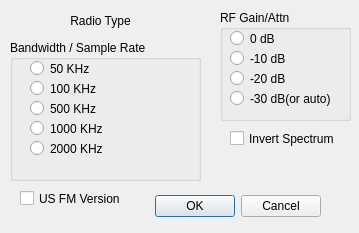
The window that winforms/sdrsetupdlg.ui (rafael2k/CuteSDR) describes before a commit, drawn with Qt 5.
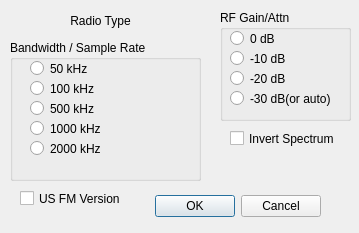
The same window after the commit.

What changed in the file:
```diff
--- a/winforms/sdrsetupdlg.ui
+++ b/winforms/sdrsetupdlg.ui
@@ -60,7 +60,7 @@
      </rect>
     </property>
     <property name="text">
-     <string>500 KHz</string>
+     <string>500 kHz</string>
     </property>
    </widget>
    <widget class="QRadioButton" name="radioButtonRate1">
@@ -76,7 +76,7 @@
      </rect>
     </property>
     <property name="text">
-     <string>100 KHz</string>
+     <string>100 kHz</string>
     </property>
    </widget>
    <widget class="QRadioButton" name="radioButtonRate0">
@@ -92,7 +92,7 @@
      </rect>
     </property>
     <property name="text">
-     <string>50 KHz </string>
+     <string>50 kHz </string>
     </property>
    </widget>
    <widget class="QRadioButton" name="radioButtonRate3">
@@ -108,7 +108,7 @@
      </rect>
     </property>
     <property name="text">
-     <string>1000 KHz</string>
+     <string>1000 kHz</string>
     </property>
    </widget>
    <widget class="QRadioButton" name="radioButtonRate4">
@@ -124,7 +124,7 @@
      </rect>
     </property>
     <property name="text">
-     <string>2000 KHz</string>
+     <string>2000 kHz</string>
     </property>
    </widget>
   </widget>
```
